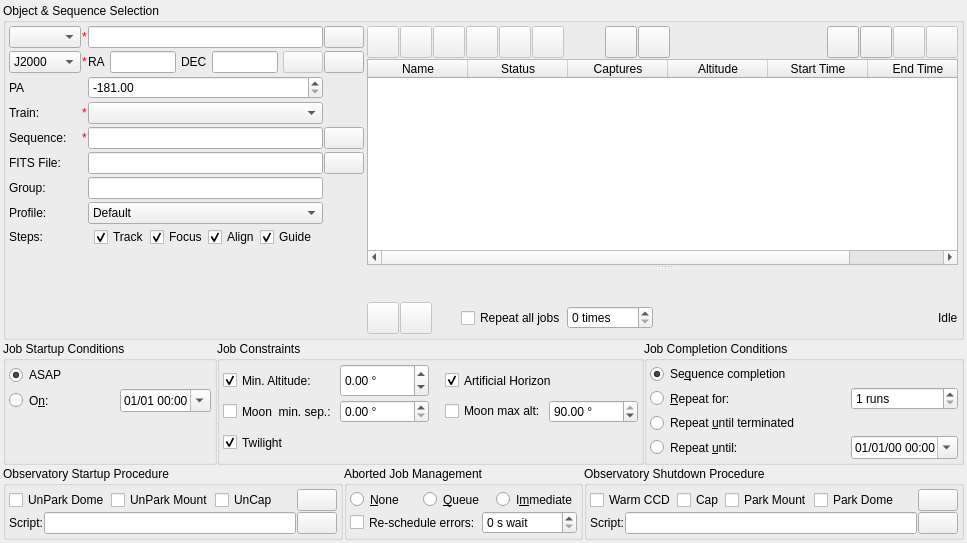
This is kstars/ekos/scheduler/scheduler.ui in KDE/kstars as Qt 5 draws it before an edit. The edited form follows.
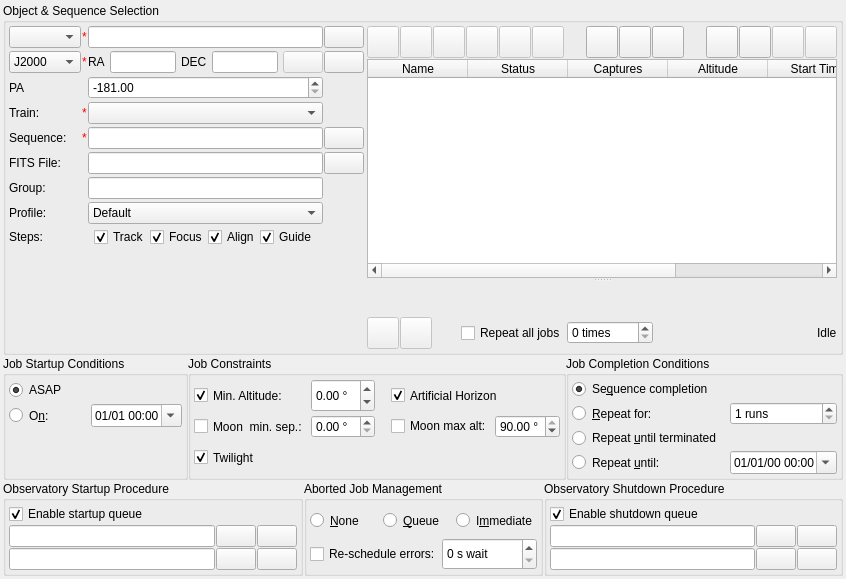
This is the edited form. Icons and pictures are not drawn. Custom widgets are drawn as their Qt base class.

Commit message:
Scheduler tasks
This MR adds comprehensive new system for observatory startup and shutdown procedures that replaces the legacy system that was limited to a few actions for Dome/Mount/Dustcap parking and unparking. Full documentation on how to use the system will be provided in KStars documentation.

The edit to the form file:
```diff
--- a/kstars/ekos/scheduler/scheduler.ui
+++ b/kstars/ekos/scheduler/scheduler.ui
@@ -6,8 +6,8 @@
    <rect>
     <x>0</x>
     <y>0</y>
-    <width>967</width>
-    <height>543</height>
+    <width>846</width>
+    <height>579</height>
    </rect>
   </property>
   <layout class="QVBoxLayout" name="verticalLayout_8" stretch="4,1,0">
@@ -931,6 +931,28 @@
             </property>
            </widget>
           </item>
+          <item>
+           <widget class="QPushButton" name="queueViewerB">
+            <property name="minimumSize">
+             <size>
+              <width>32</width>
+              <height>32</height>
+             </size>
+            </property>
+            <property name="maximumSize">
+             <size>
+              <width>32</width>
+              <height>32</height>
+             </size>
+            </property>
+            <property name="text">
+             <string/>
+            </property>
+            <property name="icon">
+             <iconset theme="QIcon::ThemeIcon::FormatJustifyFill"/>
+            </property>
+           </widget>
+          </item>
           <item>
            <widget class="QPushButton" name="editSequenceB">
             <property name="sizePolicy">
@@ -2017,18 +2039,28 @@
         <property name="bottomMargin">
          <number>3</number>
         </property>
+        <item>
+         <widget class="QCheckBox" name="schedulerStartupEnabled">
+          <property name="toolTip">
+           <string>Enable or disable execution of the startup queue. When disabled, no startup procedure will run.</string>
+          </property>
+          <property name="text">
+           <string>Enable startup queue</string>
+          </property>
+          <property name="checked">
+           <bool>true</bool>
+          </property>
+         </widget>
+        </item>
         <item>
          <layout class="QHBoxLayout" name="horizontalLayout_16">
           <property name="spacing">
            <number>1</number>
           </property>
           <item>
-           <widget class="QCheckBox" name="schedulerUnparkDome">
-            <property name="enabled">
-             <bool>true</bool>
-            </property>
+           <widget class="QLineEdit" name="schedulerPreStartupScript">
             <property name="sizePolicy">
-             <sizepolicy hsizetype="Minimum" vsizetype="Preferred">
+             <sizepolicy hsizetype="Expanding" vsizetype="Preferred">
               <horstretch>0</horstretch>
               <verstretch>0</verstretch>
              </sizepolicy>
@@ -2036,49 +2068,18 @@
             <property name="toolTip">
              <string>Park dome to home position</string>
             </property>
-            <property name="text">
-             <string>UnPark Dome</string>
-            </property>
-            <attribute name="buttonGroup">
-             <string notr="true">startupProcedureButtonGroup</string>
-            </attribute>
-           </widget>
-          </item>
-          <item>
-           <widget class="QCheckBox" name="schedulerUnparkMount">
-            <property name="enabled">
+            <property name="readOnly">
              <bool>true</bool>
             </property>
-            <property name="sizePolicy">
-             <sizepolicy hsizetype="Minimum" vsizetype="Preferred">
-              <horstretch>0</horstretch>
-              <verstretch>0</verstretch>
-             </sizepolicy>
+            <property name="clearButtonEnabled">
+             <bool>false</bool>
             </property>
-            <property name="toolTip">
-             <string>Park telescope to home position.</string>
-            </property>
-            <property name="text">
-             <string>UnPark Mount</string>
-            </property>
-            <attribute name="buttonGroup">
-             <string notr="true">startupProcedureButtonGroup</string>
-            </attribute>
            </widget>
           </item>
           <item>
-           <widget class="QCheckBox" name="schedulerOpenDustCover">
-            <property name="sizePolicy">
-             <sizepolicy hsizetype="Minimum" vsizetype="Preferred">
-              <horstretch>0</horstretch>
-              <verstretch>0</verstretch>
-             </sizepolicy>
-            </property>
-            <property name="toolTip">
-             <string>Open dust cover</string>
-            </property>
+           <widget class="QPushButton" name="preStartupQueueClearB">
             <property name="text">
-             <string>UnCap</string>
+             <string/>
             </property>
             <attribute name="buttonGroup">
              <string notr="true">startupProcedureButtonGroup</string>
@@ -2086,20 +2087,7 @@
            </widget>
           </item>
           <item>
-           <spacer name="horizontalSpacer_10">
-            <property name="orientation">
-             <enum>Qt::Horizontal</enum>
-            </property>
-            <property name="sizeHint" stdset="0">
-             <size>
-              <width>40</width>
-              <height>20</height>
-             </size>
-            </property>
-           </spacer>
-          </item>
-          <item>
-           <widget class="QPushButton" name="startupB">
+           <widget class="QPushButton" name="selectPreStartupQueueB">
             <property name="sizePolicy">
              <sizepolicy hsizetype="Preferred" vsizetype="Preferred">
               <horstretch>0</horstretch>
@@ -2119,30 +2107,33 @@
            <number>1</number>
           </property>
           <item>
-           <widget class="QLabel" name="label_8">
-            <property name="text">
-             <string>Script:</string>
-            </property>
-           </widget>
-          </item>
-          <item>
-           <widget class="QLineEdit" name="schedulerStartupScript">
+           <widget class="QLineEdit" name="schedulerPostStartupScript">
             <property name="sizePolicy">
-             <sizepolicy hsizetype="MinimumExpanding" vsizetype="Preferred">
+             <sizepolicy hsizetype="Expanding" vsizetype="Preferred">
               <horstretch>0</horstretch>
               <verstretch>0</verstretch>
              </sizepolicy>
             </property>
             <property name="readOnly">
-             <bool>false</bool>
-            </property>
-            <property name="clearButtonEnabled">
              <bool>true</bool>
             </property>
+            <property name="clearButtonEnabled">
+             <bool>false</bool>
+            </property>
            </widget>
           </item>
           <item>
-           <widget class="QPushButton" name="selectStartupScriptB">
+           <widget class="QPushButton" name="postStartupQueueClearB">
+            <property name="text">
+             <string/>
+            </property>
+            <property name="icon">
+             <iconset theme="QIcon::ThemeIcon::EditClear"/>
+            </property>
+           </widget>
+          </item>
+          <item>
+           <widget class="QPushButton" name="selectPostStartupQueueB">
             <property name="sizePolicy">
              <sizepolicy hsizetype="Preferred" vsizetype="Preferred">
               <horstretch>0</horstretch>
@@ -2189,18 +2180,28 @@
         <property name="bottomMargin">
          <number>3</number>
         </property>
+        <item>
+         <widget class="QCheckBox" name="schedulerShutdownEnabled">
+          <property name="toolTip">
+           <string>Enable or disable execution of the shutdown queue. When disabled, no shutdown procedure will run.</string>
+          </property>
+          <property name="text">
+           <string>Enable shutdown queue</string>
+          </property>
+          <property name="checked">
+           <bool>true</bool>
+          </property>
+         </widget>
+        </item>
         <item>
          <layout class="QHBoxLayout" name="horizontalLayout_3">
           <property name="spacing">
            <number>1</number>
           </property>
           <item>
-           <widget class="QCheckBox" name="schedulerWarmCCD">
-            <property name="enabled">
-             <bool>true</bool>
-            </property>
+           <widget class="QLineEdit" name="schedulerPreShutdownScript">
             <property name="sizePolicy">
-             <sizepolicy hsizetype="Minimum" vsizetype="Preferred">
+             <sizepolicy hsizetype="Expanding" vsizetype="Preferred">
               <horstretch>0</horstretch>
               <verstretch>0</verstretch>
              </sizepolicy>
@@ -2208,71 +2209,18 @@
             <property name="toolTip">
              <string>Turn off CCD cooler.</string>
             </property>
-            <property name="text">
-             <string>Warm CCD</string>
-            </property>
-            <attribute name="buttonGroup">
-             <string notr="true">shutdownProcedureGroup</string>
-            </attribute>
-           </widget>
-          </item>
-          <item>
-           <widget class="QCheckBox" name="schedulerCloseDustCover">
-            <property name="sizePolicy">
-             <sizepolicy hsizetype="Minimum" vsizetype="Preferred">
-              <horstretch>0</horstretch>
-              <verstretch>0</verstretch>
-             </sizepolicy>
-            </property>
-            <property name="toolTip">
-             <string>Close dust cover</string>
-            </property>
-            <property name="text">
-             <string>Cap</string>
-            </property>
-            <attribute name="buttonGroup">
-             <string notr="true">shutdownProcedureGroup</string>
-            </attribute>
-           </widget>
-          </item>
-          <item>
-           <widget class="QCheckBox" name="schedulerParkMount">
-            <property name="enabled">
+            <property name="readOnly">
              <bool>true</bool>
             </property>
-            <property name="sizePolicy">
-             <sizepolicy hsizetype="Minimum" vsizetype="Preferred">
-              <horstretch>0</horstretch>
-              <verstretch>0</verstretch>
-             </sizepolicy>
+            <property name="clearButtonEnabled">
+             <bool>false</bool>
             </property>
-            <property name="toolTip">
-             <string>Park telescope to home position.</string>
-            </property>
-            <property name="text">
-             <string>Park Mount</string>
-            </property>
-            <attribute name="buttonGroup">
-             <string notr="true">shutdownProcedureGroup</string>
-            </attribute>
            </widget>
           </item>
           <item>
-           <widget class="QCheckBox" name="schedulerParkDome">
-            <property name="enabled">
-             <bool>true</bool>
-            </property>
-            <property name="sizePolicy">
-             <sizepolicy hsizetype="Minimum" vsizetype="Preferred">
-              <horstretch>0</horstretch>
-              <verstretch>0</verstretch>
-             </sizepolicy>
-            </property>
-            <property name="toolTip">
-             <string>Park dome to home position</string>
-            </property>
+           <widget class="QPushButton" name="preShutdownQueueClearB">
             <property name="text">
-             <string>Park Dome</string>
+             <string/>
             </property>
             <attribute name="buttonGroup">
              <string notr="true">shutdownProcedureGroup</string>
@@ -2280,20 +2228,7 @@
            </widget>
           </item>
           <item>
-           <spacer name="horizontalSpacer_8">
-            <property name="orientation">
-             <enum>Qt::Horizontal</enum>
-            </property>
-            <property name="sizeHint" stdset="0">
-             <size>
-              <width>40</width>
-              <height>20</height>
-             </size>
-            </property>
-           </spacer>
-          </item>
-          <item>
-           <widget class="QPushButton" name="shutdownB">
+           <widget class="QPushButton" name="selectPreShutdownQueueB">
             <property name="sizePolicy">
              <sizepolicy hsizetype="Preferred" vsizetype="Preferred">
               <horstretch>0</horstretch>
@@ -2313,30 +2248,33 @@
            <number>1</number>
           </property>
           <item>
-           <widget class="QLabel" name="label_13">
-            <property name="text">
-             <string>Script:</string>
-            </property>
-           </widget>
-          </item>
-          <item>
-           <widget class="QLineEdit" name="schedulerShutdownScript">
+           <widget class="QLineEdit" name="schedulerPostShutdownScript">
             <property name="sizePolicy">
-             <sizepolicy hsizetype="MinimumExpanding" vsizetype="Preferred">
+             <sizepolicy hsizetype="Expanding" vsizetype="Preferred">
               <horstretch>0</horstretch>
               <verstretch>0</verstretch>
              </sizepolicy>
             </property>
             <property name="readOnly">
-             <bool>false</bool>
-            </property>
-            <property name="clearButtonEnabled">
              <bool>true</bool>
             </property>
+            <property name="clearButtonEnabled">
+             <bool>false</bool>
+            </property>
            </widget>
           </item>
           <item>
-           <widget class="QPushButton" name="selectShutdownScriptB">
+           <widget class="QPushButton" name="postShutdownQueueClearB">
+            <property name="text">
+             <string/>
+            </property>
+            <property name="icon">
+             <iconset theme="QIcon::ThemeIcon::EditClear"/>
+            </property>
+           </widget>
+          </item>
+          <item>
+           <widget class="QPushButton" name="selectPostShutdownQueueB">
             <property name="sizePolicy">
              <sizepolicy hsizetype="Preferred" vsizetype="Preferred">
               <horstretch>0</horstretch>
```
Left out of the diff: 100 changed lines with no effect on the pictures. The commit also changes 67 other files.
